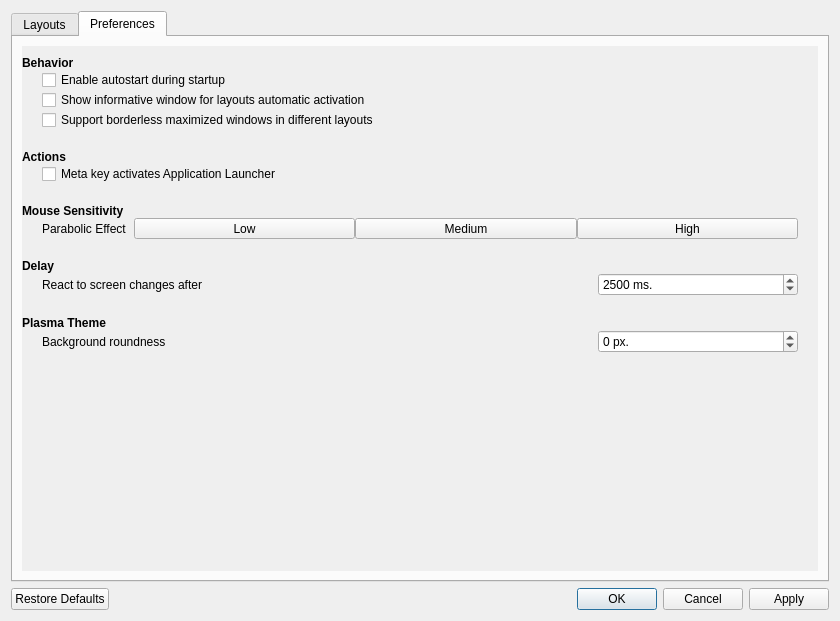
Before: the Qt Designer form app/settings/settingsdialog.ui in KDE/latte-dock, drawn with Qt 5.
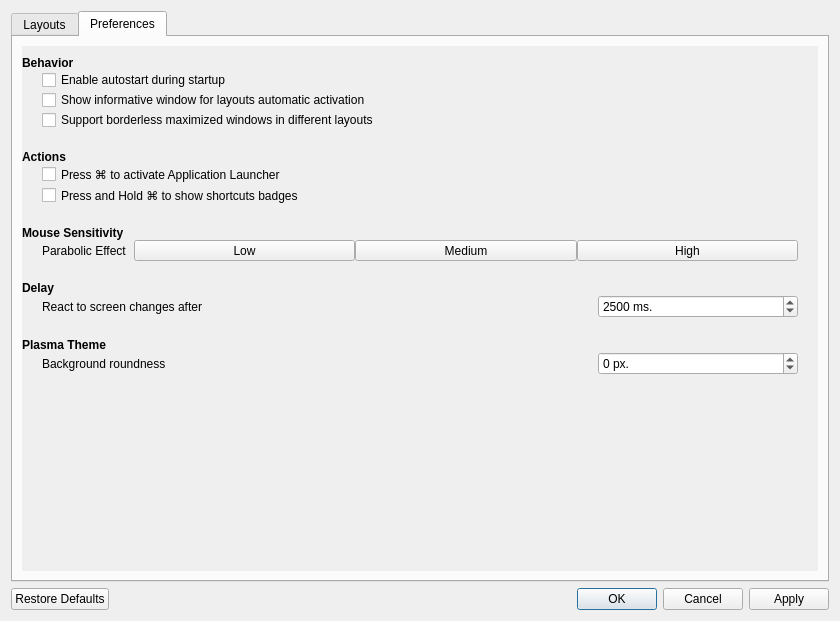
After: the same form once the commit is applied. The open tabs and pages were chosen to show the change. Icons and pictures are not drawn.

Commit message: update Actions for Meta key in Preferences

Patch:
```diff
--- a/app/settings/settingsdialog.ui
+++ b/app/settings/settingsdialog.ui
@@ -445,7 +445,7 @@
             <x>0</x>
             <y>0</y>
             <width>805</width>
-            <height>518</height>
+            <height>523</height>
            </rect>
           </property>
           <layout class="QHBoxLayout" name="horizontalLayout_9">
@@ -647,7 +647,37 @@
                   <string>Forward Meta key from KWin to Latte in order to activate Application Launcher. It is suggested to disable that option if you remove Latte.</string>
                  </property>
                  <property name="text">
-                  <string>Meta key activates Application Launcher</string>
+                  <string>Press ⌘ to activate Application Launcher</string>
+                 </property>
+                </widget>
+               </item>
+              </layout>
+             </item>
+             <item>
+              <layout class="QHBoxLayout" name="horizontalLayout_13">
+               <item>
+                <spacer name="horizontalSpacer_14">
+                 <property name="orientation">
+                  <enum>Qt::Horizontal</enum>
+                 </property>
+                 <property name="sizeType">
+                  <enum>QSizePolicy::Fixed</enum>
+                 </property>
+                 <property name="sizeHint" stdset="0">
+                  <size>
+                   <width>20</width>
+                   <height>20</height>
+                  </size>
+                 </property>
+                </spacer>
+               </item>
+               <item>
+                <widget class="QCheckBox" name="metaPressHoldChkBox">
+                 <property name="toolTip">
+                  <string>Press and hold ⌘ to show shortcuts badges for applets and tasks</string>
+                 </property>
+                 <property name="text">
+                  <string>Press and Hold ⌘ to show shortcuts badges</string>
                  </property>
                 </widget>
                </item>
```
Left out of the diff: 42 changed lines with no effect on the pictures. The commit also changes 1 other file.
